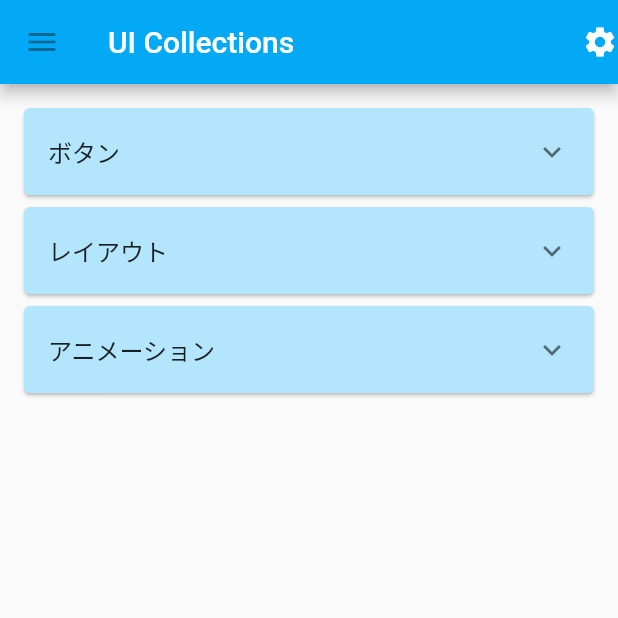
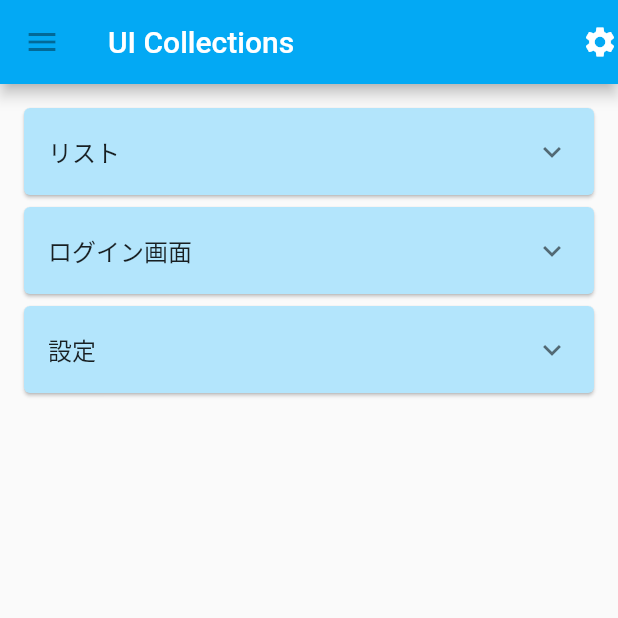
Before and after one commit to Channelsu/flutter_ui_collections, a Flutter app: the UiSampleListScreen screen opened directly, on a phone screen of 412 x 824 dp, the top half of it. Run offline on Flutter 3.47's test engine with Material 2 defaults, Android fonts, the phone set to English and light mode, and no system bars; our stand-ins replace simple_animations.

Commit message:
ボタンの名称変更

```diff
--- a/lib/screens/ui_sample_list_screen.dart
+++ b/lib/screens/ui_sample_list_screen.dart
@@ -32,7 +32,7 @@ class _UiSampleListScreenState extends State<UiSampleListScreen> {
             Card(
               color: Colors.lightBlue[100],
               child: ExpansionTile(
-                title: Text('ボタン'),
+                title: Text('リスト'),
                 children: <Widget>[
                   InkWell(
                     onTap: (){},
@@ -70,7 +70,7 @@ class _UiSampleListScreenState extends State<UiSampleListScreen> {
             Card(
               color: Colors.lightBlue[100],
               child: ExpansionTile(
-                title: Text('レイアウト'),
+                title: Text('ログイン画面'),
                 children: <Widget>[
                   InkWell(
                     onTap: (){},
@@ -108,7 +108,7 @@ class _UiSampleListScreenState extends State<UiSampleListScreen> {
             Card(
               color: Colors.lightBlue[100],
               child: ExpansionTile(
-                title: Text('アニメーション'),
+                title: Text('設定'),
                 children: <Widget>[
                   InkWell(
                     onTap: (){},
```
